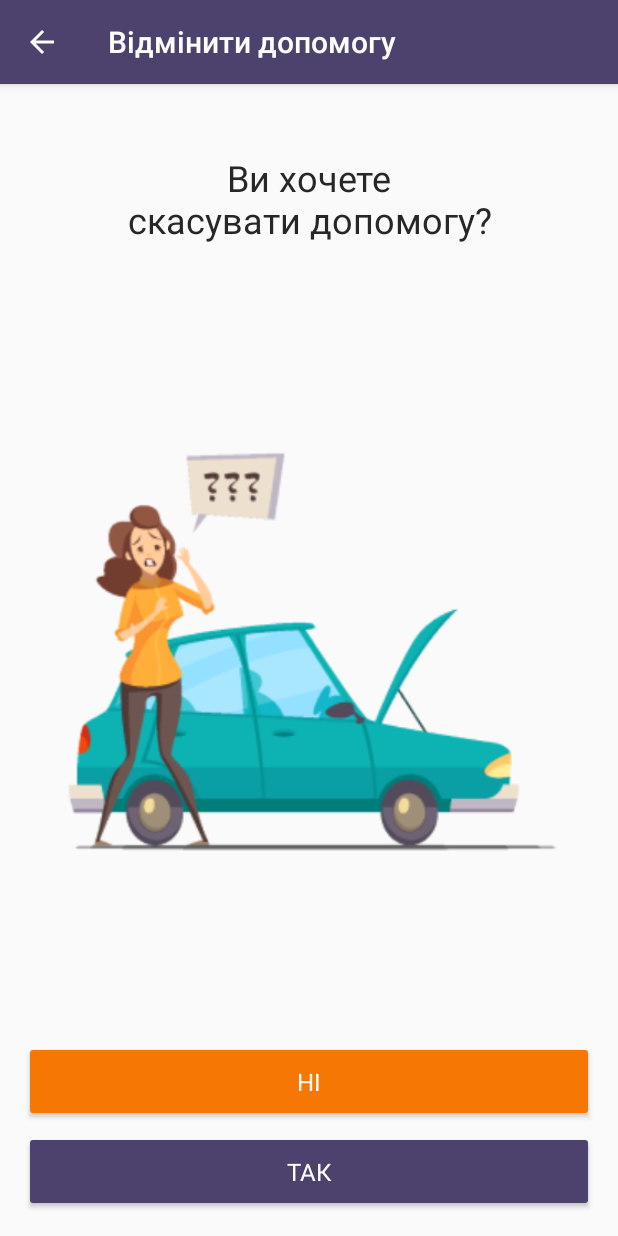
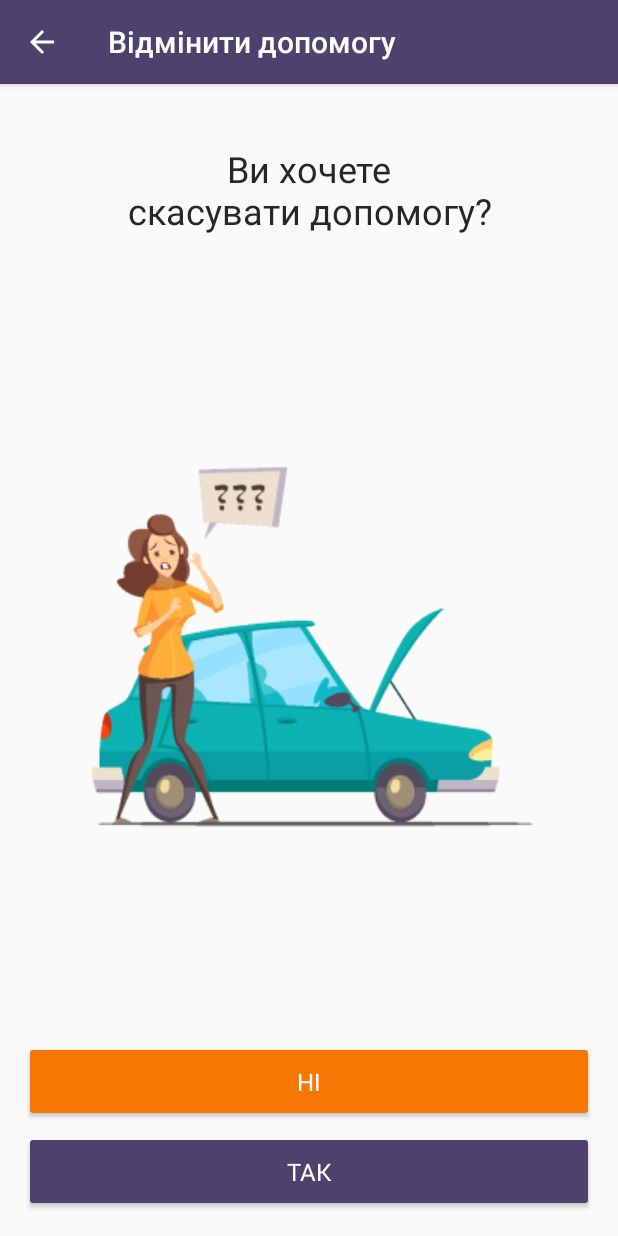
Before and after one commit to frayeralex/bibiphelp, an Android app: the RejectHelpActivity screen opened directly, with no data from a screen before it, on a phone screen of 412 x 824 dp. Run offline under Robolectric (Android 15) with nearby library versions, the phone set to English and light mode, and no system bars; our stand-ins replace Firebase (no records; nobody signed in at launch, a user with empty details on screens opened directly); 1 statement that could not run was skipped.

```diff
--- a/app/src/main/java/com/github/frayeralex/bibiphelp/activities/RejectHelpActivity.kt
+++ b/app/src/main/java/com/github/frayeralex/bibiphelp/activities/RejectHelpActivity.kt
@@ -80,6 +80,4 @@ class RejectHelpActivity : AppCompatActivity() {
             super.onOptionsItemSelected(item)
         }
     }
-
-    override fun onBackPressed() {}
 }
--- a/app/src/main/res/layout/activity_reject_help.xml
+++ b/app/src/main/res/layout/activity_reject_help.xml
@@ -21,8 +21,8 @@
 
     <TextView
         android:id="@+id/cancel_help"
-        android:layout_width="361dp"
-        android:layout_height="73dp"
+        android:layout_width="wrap_content"
+        android:layout_height="wrap_content"
         android:layout_marginStart="16dp"
         android:layout_marginTop="40dp"
         android:layout_marginEnd="16dp"
@@ -36,12 +36,12 @@
 
     <ImageView
         android:id="@+id/imageView4"
-        android:layout_width="360dp"
-        android:layout_height="360dp"
+        android:layout_width="wrap_content"
+        android:layout_height="wrap_content"
         android:layout_marginStart="16dp"
-        android:layout_marginTop="10dp"
+        android:layout_marginTop="16dp"
         android:layout_marginEnd="16dp"
-        android:layout_marginBottom="18dp"
+        android:layout_marginBottom="16dp"
         app:layout_constraintBottom_toTopOf="@+id/noRejectBtn"
         app:layout_constraintEnd_toEndOf="parent"
         app:layout_constraintStart_toStartOf="parent"
--- a/app/src/main/res/values/ic_launcher_background.xml
+++ b/app/src/main/res/values/ic_launcher_background.xml
@@ -1,4 +1,4 @@
 <?xml version="1.0" encoding="utf-8"?>
 <resources>
-    <color name="ic_launcher_background">#4D426D</color>
+    <color name="ic_launcher_background">#615389</color>
 </resources>
```
Also changed, not shown: app/src/main/res/mipmap-hdpi/ic_launcher.png, app/src/main/res/mipmap-hdpi/ic_launcher_foreground.png, app/src/main/res/mipmap-hdpi/ic_launcher_round.png, app/src/main/res/mipmap-mdpi/ic_launcher.png, app/src/main/res/mipmap-mdpi/ic_launcher_foreground.png, app/src/main/res/mipmap-mdpi/ic_launcher_round.png, app/src/main/res/mipmap-xhdpi/ic_launcher.png, app/src/main/res/mipmap-xhdpi/ic_launcher_foreground.png, app/src/main/res/mipmap-xhdpi/ic_launcher_round.png, app/src/main/res/mipmap-xxhdpi/ic_launcher.png, app/src/main/res/mipmap-xxhdpi/ic_launcher_foreground.png, app/src/main/res/mipmap-xxhdpi/ic_launcher_round.png, app/src/main/res/mipmap-xxxhdpi/ic_launcher.png, app/src/main/res/mipmap-xxxhdpi/ic_launcher_foreground.png, 1 more files, 1 other file.
